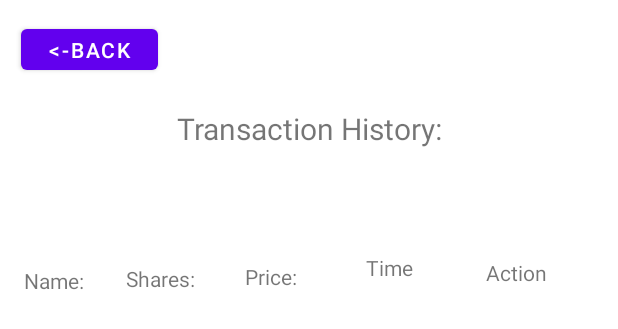
After one commit to varunm18/StockMarketSimulator, an Android app: the layout activity_history.xml on its own in the app's theme, with its tools: preview values and no code run, on a phone screen of 412 x 824 dp. The commit adds this screen. Shown: the top 329 px of the screen. Run offline under Robolectric (Android 15) with nearby library versions, the phone set to English and light mode, and no system bars.

Commit message:
Added history page showing list of all transactions the user made.

```diff
--- a/app/src/main/java/com/example/finalproj/StockView.java
+++ b/app/src/main/java/com/example/finalproj/StockView.java
@@ -4,7 +4,6 @@ package com.example.finalproj;
 import androidx.appcompat.app.AppCompatActivity;
 
 import android.content.Intent;
-import android.graphics.Color;
 import android.os.AsyncTask;
 import android.os.Bundle;
 import android.util.Log;
@@ -41,12 +40,10 @@ import java.net.URLConnection;
 import java.text.SimpleDateFormat;
 import java.time.LocalDate;
 import java.time.Year;
-import java.time.YearMonth;
 import java.time.format.DateTimeFormatter;
 import java.util.ArrayList;
 import java.util.Date;
 import java.util.Locale;
-import java.util.Scanner;
 
 import androidx.core.util.Pair;
 
@@ -79,7 +76,7 @@ public class StockView extends AppCompatActivity {
         increment = (ElegantNumberButton)findViewById(R.id.number_button);
         dateText = findViewById(R.id.date);
         priceText = findViewById(R.id.price);
-        back = findViewById(R.id.back);
+        back = findViewById(R.id.backButton);
         buy = findViewById(R.id.buy);
         amt = findViewById(R.id.amount);
         dateButton = findViewById(R.id.changeDate);
--- /dev/null
+++ b/app/src/main/res/layout/activity_history.xml
@@ -0,0 +1,104 @@
+<?xml version="1.0" encoding="utf-8"?>
+<androidx.constraintlayout.widget.ConstraintLayout xmlns:android="http://schemas.android.com/apk/res/android"
+    xmlns:app="http://schemas.android.com/apk/res-auto"
+    xmlns:tools="http://schemas.android.com/tools"
+    android:layout_width="match_parent"
+    android:layout_height="match_parent"
+    tools:context=".History">
+
+    <ListView
+        android:id="@+id/listView"
+        android:layout_width="0dp"
+        android:layout_height="380dp"
+        app:layout_constraintBottom_toBottomOf="parent"
+        app:layout_constraintEnd_toEndOf="parent"
+        app:layout_constraintHorizontal_bias="0.0"
+        app:layout_constraintStart_toStartOf="parent"
+        app:layout_constraintTop_toTopOf="parent"
+        app:layout_constraintVertical_bias="1.0" />
+
+    <Button
+        android:id="@+id/backButton"
+        android:layout_width="91dp"
+        android:layout_height="39dp"
+        android:text="&lt;-back"
+        app:layout_constraintBottom_toBottomOf="parent"
+        app:layout_constraintEnd_toEndOf="parent"
+        app:layout_constraintHorizontal_bias="0.043"
+        app:layout_constraintStart_toStartOf="parent"
+        app:layout_constraintTop_toTopOf="parent"
+        app:layout_constraintVertical_bias="0.017" />
+
+    <TextView
+        android:id="@+id/textView9"
+        android:layout_width="wrap_content"
+        android:layout_height="wrap_content"
+        android:text="Transaction History:"
+        android:textSize="20sp"
+        app:layout_constraintVertical_bias="0.09"
+        android:gravity="center_horizontal"
+        app:layout_constraintBottom_toBottomOf="parent"
+        app:layout_constraintEnd_toEndOf="parent"
+        app:layout_constraintStart_toStartOf="parent"
+        app:layout_constraintTop_toTopOf="parent" />
+
+    <TextView
+        android:id="@+id/textView5"
+        android:layout_width="wrap_content"
+        android:layout_height="wrap_content"
+        android:text="Shares:"
+        app:layout_constraintBottom_toBottomOf="parent"
+        app:layout_constraintEnd_toEndOf="parent"
+        app:layout_constraintHorizontal_bias="0.23"
+        app:layout_constraintStart_toStartOf="parent"
+        app:layout_constraintTop_toTopOf="parent"
+        app:layout_constraintVertical_bias="0.219" />
+
+    <TextView
+        android:id="@+id/textView4"
+        android:layout_width="wrap_content"
+        android:layout_height="wrap_content"
+        android:text="Name:"
+        app:layout_constraintBottom_toBottomOf="parent"
+        app:layout_constraintEnd_toEndOf="parent"
+        app:layout_constraintHorizontal_bias="0.043"
+        app:layout_constraintStart_toStartOf="parent"
+        app:layout_constraintTop_toTopOf="parent"
+        app:layout_constraintVertical_bias="0.22" />
+
+    <TextView
+        android:id="@+id/textView6"
+        android:layout_width="wrap_content"
+        android:layout_height="wrap_content"
+        android:text="Time"
+        app:layout_constraintBottom_toBottomOf="parent"
+        app:layout_constraintEnd_toEndOf="parent"
+        app:layout_constraintHorizontal_bias="0.641"
+        app:layout_constraintStart_toStartOf="parent"
+        app:layout_constraintTop_toTopOf="parent"
+        app:layout_constraintVertical_bias="0.21" />
+
+    <TextView
+        android:id="@+id/textView7"
+        android:layout_width="wrap_content"
+        android:layout_height="wrap_content"
+        android:text="Price:"
+        app:layout_constraintBottom_toBottomOf="parent"
+        app:layout_constraintEnd_toEndOf="parent"
+        app:layout_constraintHorizontal_bias="0.433"
+        app:layout_constraintStart_toStartOf="parent"
+        app:layout_constraintTop_toTopOf="parent"
+        app:layout_constraintVertical_bias="0.217" />
+
+    <TextView
+        android:id="@+id/textView10"
+        android:layout_width="wrap_content"
+        android:layout_height="wrap_content"
+        android:text="Action"
+        app:layout_constraintBottom_toBottomOf="parent"
+        app:layout_constraintEnd_toEndOf="parent"
+        app:layout_constraintHorizontal_bias="0.873"
+        app:layout_constraintStart_toStartOf="parent"
+        app:layout_constraintTop_toTopOf="parent"
+        app:layout_constraintVertical_bias="0.214" />
+</androidx.constraintlayout.widget.ConstraintLayout>
--- a/app/src/main/res/layout/activity_main.xml
+++ b/app/src/main/res/layout/activity_main.xml
@@ -23,7 +23,8 @@
         android:layout_height="wrap_content"
         android:ems="10"
         android:inputType="textPersonName"
-        android:text="Username"
+        android:text=""
+        android:hint = "Username"
         app:layout_constraintBottom_toBottomOf="parent"
         app:layout_constraintEnd_toEndOf="parent"
         app:layout_constraintHorizontal_bias="0.497"
@@ -37,7 +38,8 @@
         android:layout_height="wrap_content"
         android:ems="10"
         android:inputType="textPersonName"
-        android:text="Password"
+        android:text=""
+        android:hint = "Password"
         app:layout_constraintBottom_toBottomOf="parent"
         app:layout_constraintEnd_toEndOf="parent"
         app:layout_constraintHorizontal_bias="0.497"
--- a/app/src/main/res/layout/activity_stock_view.xml
+++ b/app/src/main/res/layout/activity_stock_view.xml
@@ -69,7 +69,7 @@
         app:layout_constraintVertical_bias="0.973" />
 
     <Button
-        android:id="@+id/back"
+        android:id="@+id/backButton"
         android:layout_width="91dp"
         android:layout_height="39dp"
         android:text="&lt;-back"
```
Also changed, not shown: app/src/main/AndroidManifest.xml (+11 -4 lines), app/src/main/java/com/example/finalproj/History.java (added, +91 -0 lines), app/src/main/java/com/example/finalproj/MainActivity.java (+16 -2 lines), app/src/main/java/com/example/finalproj/Settings.java (added, +14 -0 lines), app/src/main/java/com/example/finalproj/Stocks.java (+31 -17 lines), app/src/main/java/com/example/finalproj/User.java (+10 -0 lines), app/src/main/res/layout/activity_settings.xml (added, +9 -0 lines), app/src/main/res/layout/activity_stocks.xml (+57 -4 lines), app/src/main/res/layout/adapter_history_layout.xml (added, +46 -0 lines).
